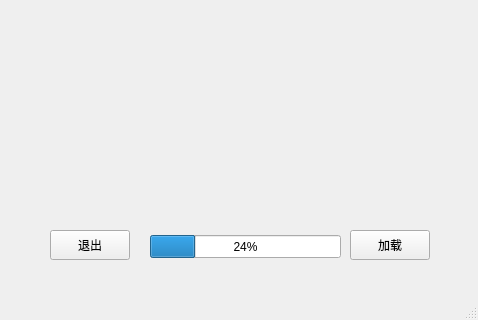
Qt form mainwindow.ui (xueyang97/QT-FastbootAndroid) before a commit; both pictures show x 0 to 478 and y 140 to 460 of the 478 by 460 pixel window.
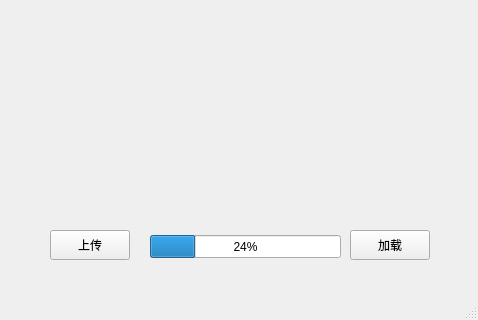
The same form after that commit.

Commit message: 增加服务器文件上传功能

Patch:
```diff
--- a/mainwindow.ui
+++ b/mainwindow.ui
@@ -60,7 +60,7 @@
      </rect>
     </property>
     <property name="text">
-     <string>退出</string>
+     <string>上传</string>
     </property>
    </widget>
    <widget class="QPushButton" name="pushButtonLoad">
```
The commit also changes 5 other files.
